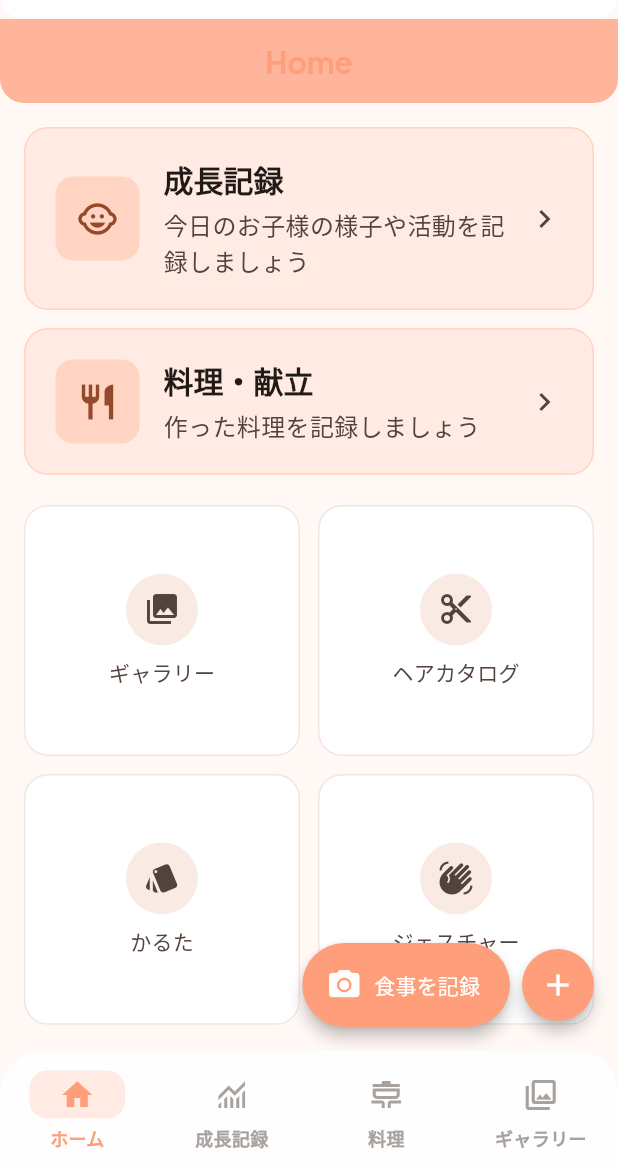
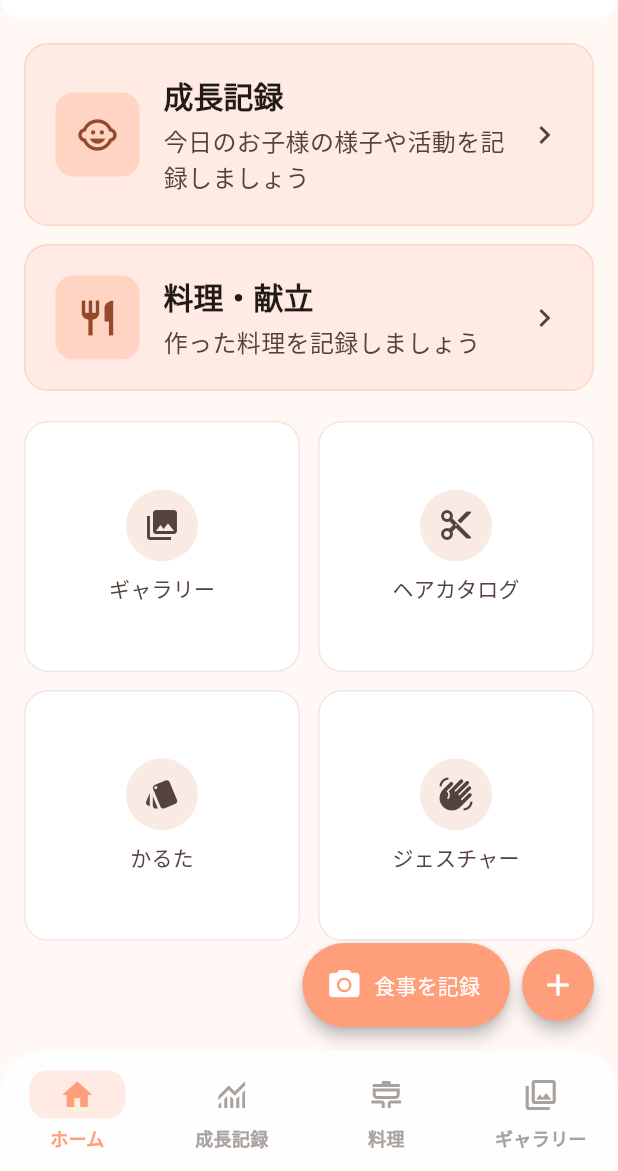
Before and after one commit to RyuNyan-Taro/wo_read, a Flutter app: the screen it shows after launch, on a phone screen of 412 x 824 dp, the part 65-1236 px from its top. Run offline on Flutter 3.47's test engine with Material 3 defaults, Android fonts, the phone set to English and light mode, and no system bars; our stand-ins replace audioplayers, cached_network_image, equatable, fl_chart, flutter_dotenv, flutter_riverpod and 8 more; accounts and stored records are empty; generated files the repository leaves out were written again.

Commit message:
delete duplicated appBar

```diff
--- a/lib/home/home.dart
+++ b/lib/home/home.dart
@@ -13,10 +13,6 @@ class HomePage extends StatelessWidget {
   @override
   Widget build(BuildContext context) {
     return Scaffold(
-      appBar: AppBar(
-        backgroundColor: Theme.of(context).colorScheme.inversePrimary,
-        title: const Text('Home'),
-      ),
       backgroundColor: Theme.of(context).colorScheme.surface,
       body: SingleChildScrollView(
         padding: const EdgeInsets.fromLTRB(16, 16, 16, 100),
```
